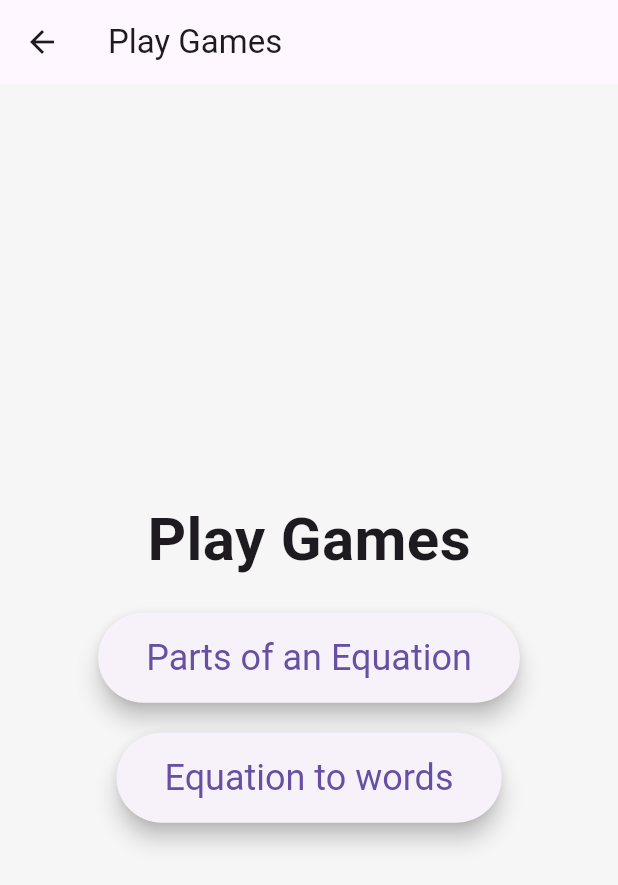
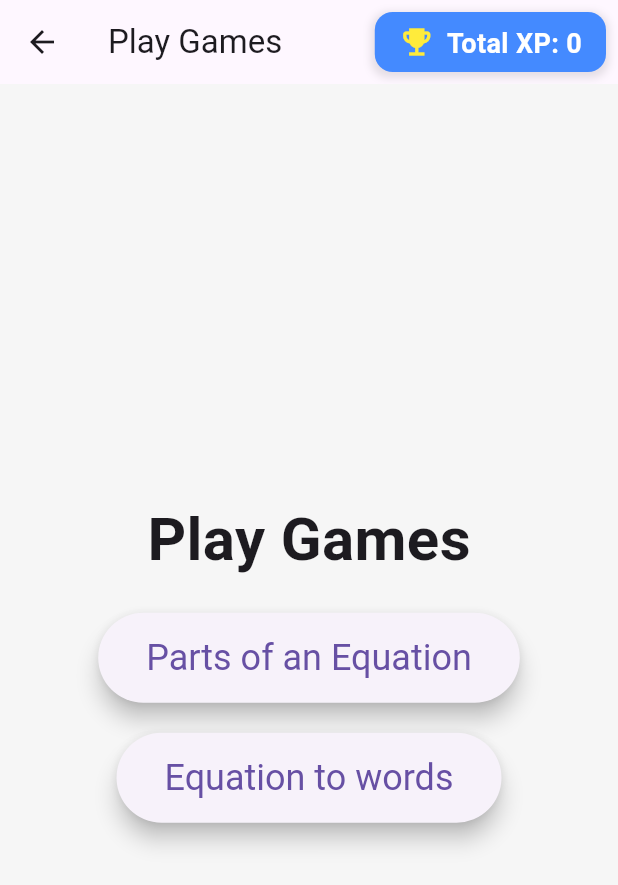
Before and after one commit to Ajitesh-Tamirisa/Math-Equations-FIH, a Flutter app: the screen it shows after launch, after a tap on "Play", on a phone screen of 412 x 824 dp. Shown: the top 885 px of the screen. Run offline on Flutter 3.47's test engine with Material 3 defaults, Android fonts, the phone set to English and light mode, and no system bars; our stand-ins replace confetti, firebase_analytics, firebase_core, flutter_tts; accounts and stored records are empty.

Commit message:
Implemented Total XP

```diff
--- a/lib/main.dart
+++ b/lib/main.dart
@@ -14,6 +14,7 @@ import 'package:firebase_core/firebase_core.dart';
 import 'firebase_options.dart';
 import 'package:provider/provider.dart';
 import 'language_provider.dart';
+import 'total_xp_provider.dart';
 
 Future<void> main() async {
   WidgetsFlutterBinding.ensureInitialized();
@@ -22,8 +23,11 @@ Future<void> main() async {
   );
   await AnalyticsEngine.init();
   runApp(
-    ChangeNotifierProvider(
-      create: (context) => LanguageProvider(),
+    MultiProvider(
+      providers: [
+        ChangeNotifierProvider(create: (context) => LanguageProvider()),
+        ChangeNotifierProvider(create: (context) => TotalXpProvider()),
+      ],
       child: const MyApp(),
     ),
   );
--- a/lib/main_menu.dart
+++ b/lib/main_menu.dart
@@ -1,11 +1,23 @@
 import 'package:flutter/material.dart';
+import 'package:provider/provider.dart';
+import 'total_xp_display.dart';
+import 'total_xp_provider.dart';
 
 class MainMenu extends StatelessWidget {
   const MainMenu({Key? key}) : super(key: key);
 
   @override
   Widget build(BuildContext context) {
+    final totalXp = Provider.of<TotalXpProvider>(context).score;
     return Scaffold(
+      appBar: AppBar(
+        actions: [
+          Padding(
+            padding: const EdgeInsets.all(8.0),
+            child: TotalXpDisplay(totalXp: totalXp),
+          )
+        ],
+      ),
       body: Stack(
         children: [
           Container(
--- a/lib/play_menu.dart
+++ b/lib/play_menu.dart
@@ -1,10 +1,14 @@
 import 'package:flutter/material.dart';
+import 'package:provider/provider.dart';
+import 'total_xp_display.dart';
+import 'total_xp_provider.dart';
 
 class PlayMenu extends StatelessWidget {
   const PlayMenu({Key? key}) : super(key: key);
 
   @override
   Widget build(BuildContext context) {
+    final totalXp = Provider.of<TotalXpProvider>(context).score;
     return Scaffold(
       appBar: AppBar(
         title: const Text('Play Games'),
@@ -14,6 +18,12 @@ class PlayMenu extends StatelessWidget {
             Navigator.pop(context);
           },
         ),
+        actions: [
+          Padding(
+            padding: const EdgeInsets.all(8.0),
+            child: TotalXpDisplay(totalXp: totalXp),
+          )
+        ],
       ),
       body: Stack(
         children: [
--- /dev/null
+++ b/lib/total_xp_display.dart
@@ -0,0 +1,44 @@
+import 'package:flutter/material.dart';
+
+class TotalXpDisplay extends StatelessWidget {
+  final int totalXp;
+
+  const TotalXpDisplay({Key? key, required this.totalXp}) : super(key: key);
+
+  @override
+  Widget build(BuildContext context) {
+    return Container(
+      padding: const EdgeInsets.symmetric(vertical: 8.0, horizontal: 16.0),
+      decoration: BoxDecoration(
+        color: Colors.blueAccent,
+        borderRadius: BorderRadius.circular(12),
+        boxShadow: [
+          BoxShadow(
+            color: Colors.black.withOpacity(0.1),
+            spreadRadius: 2,
+            blurRadius: 4,
+            offset: const Offset(0, 2),
+          ),
+        ],
+      ),
+      child: Row(
+        children: [
+          const Icon(
+            Icons.emoji_events,
+            color: Colors.yellow,
+          ),
+          const SizedBox(width: 8),
+          Text(
+            'Total XP: $totalXp',
+            style: const TextStyle(
+              fontFamily: 'sans-serif',
+              fontSize: 18,
+              fontWeight: FontWeight.bold,
+              color: Colors.white,
+            ),
+          ),
+        ],
+      ),
+    );
+  }
+}
--- /dev/null
+++ b/lib/total_xp_provider.dart
@@ -0,0 +1,17 @@
+import 'package:flutter/material.dart';
+
+class TotalXpProvider with ChangeNotifier {
+  int _score = 0;
+
+  int get score => _score;
+
+  void incrementScore(int increment) {
+    _score += increment;
+    notifyListeners();
+  }
+
+  void resetScore() {
+    _score = 0;
+    notifyListeners();
+  }
+}
```
Also changed, not shown: lib/equation_drag_drop.dart (+30 -12 lines), lib/equation_to_words.dart (+29 -12 lines), lib/importance_of_equations.dart (+7 -0 lines), lib/learn_menu.dart (+10 -0 lines), lib/linear_equations_introduction.dart (+7 -0 lines), lib/parts_of_equations.dart (+7 -0 lines), lib/real_world_applications.dart (+7 -0 lines), lib/what_are_equations.dart (+10 -0 lines), lib/what_are_equations_detail.dart (+7 -0 lines).
